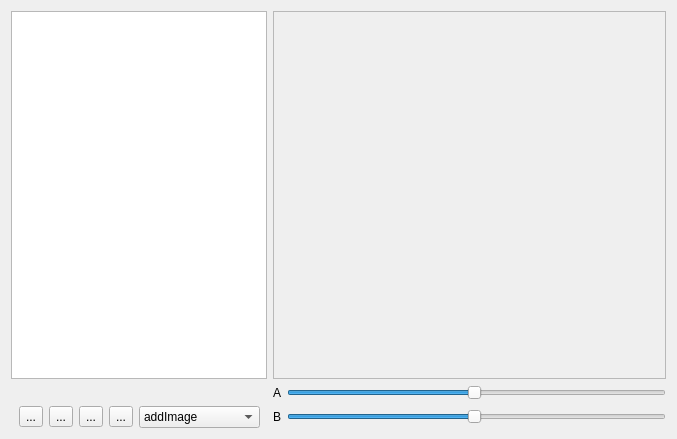
Old version of the form AIProject/dealview.ui in the repository huangatone/AI-C-PlusPlus-Qt.
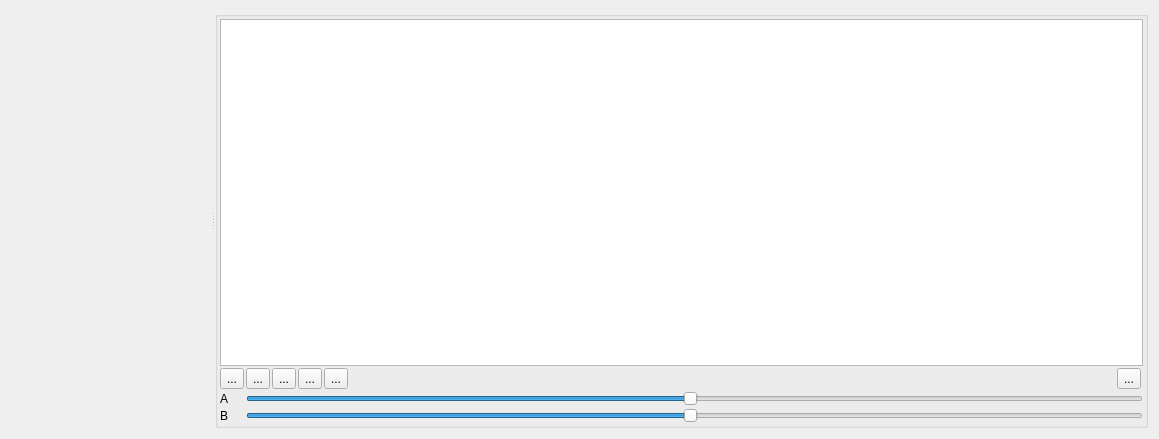
New version of the form. Icons and pictures are not drawn. Custom widgets are drawn as their Qt base class.

Patch:
```diff
--- a/AIProject/dealview.ui
+++ b/AIProject/dealview.ui
@@ -6,15 +6,60 @@
    <rect>
     <x>0</x>
     <y>0</y>
-    <width>677</width>
+    <width>1159</width>
     <height>439</height>
    </rect>
   </property>
   <property name="windowTitle">
    <string>Form</string>
   </property>
+  <layout class="QGridLayout" name="gridLayout_2">
+   <item row="0" column="0">
+    <widget class="QSplitter" name="splitter">
+     <property name="orientation">
+      <enum>Qt::Horizontal</enum>
+     </property>
+     <widget class="CVPictureView" name="cvpictureWidget" native="true">
+      <property name="sizePolicy">
+       <sizepolicy hsizetype="Preferred" vsizetype="Preferred">
+        <horstretch>0</horstretch>
+        <verstretch>0</verstretch>
+       </sizepolicy>
+      </property>
+      <property name="minimumSize">
+       <size>
+        <width>200</width>
+        <height>0</height>
+       </size>
+      </property>
+     </widget>
+     <widget class="QGroupBox" name="groupBox_2">
+      <property name="sizePolicy">
+       <sizepolicy hsizetype="Preferred" vsizetype="Preferred">
+        <horstretch>2</horstretch>
+        <verstretch>0</verstretch>
+       </sizepolicy>
+      </property>
+      <property name="title">
+       <string/>
+      </property>
   <layout class="QGridLayout" name="gridLayout">
-   <item row="3" column="8" colspan="3">
+       <property name="leftMargin">
+        <number>2</number>
+       </property>
+       <property name="topMargin">
+        <number>2</number>
+       </property>
+       <property name="rightMargin">
+        <number>2</number>
+       </property>
+       <property name="bottomMargin">
+        <number>2</number>
+       </property>
+       <property name="spacing">
+        <number>2</number>
+       </property>
+       <item row="5" column="1" colspan="7">
     <widget class="QSlider" name="horizontalSlider_2">
      <property name="minimum">
       <number>1</number>
@@ -30,36 +75,18 @@
      </property>
     </widget>
    </item>
-   <item row="3" column="5">
-    <widget class="QComboBox" name="comboBox">
-     <item>
+       <item row="1" column="3">
+        <widget class="QToolButton" name="btnRefresh">
       <property name="text">
-       <string>addImage</string>
-      </property>
-     </item>
-     <item>
-      <property name="text">
-       <string>Edge</string>
-      </property>
-     </item>
-     <item>
-      <property name="text">
-       <string>Seamless_Color</string>
-      </property>
-     </item>
-     <item>
-      <property name="text">
-       <string>Seamless_Mask</string>
-      </property>
-     </item>
-     <item>
-      <property name="text">
-       <string>New Item</string>
-      </property>
-     </item>
-    </widget>
-   </item>
-   <item row="0" column="0" rowspan="2" colspan="7">
+          <string>...</string>
+         </property>
+         <property name="icon">
+          <iconset resource="ai.qrc">
+           <normaloff>:/icon/file_refresh.png</normaloff>:/icon/file_refresh.png</iconset>
+         </property>
+        </widget>
+       </item>
+       <item row="0" column="0" colspan="8">
     <widget class="QListWidget" name="listWidget">
      <property name="minimumSize">
       <size>
@@ -69,8 +96,24 @@
      </property>
     </widget>
    </item>
-   <item row="3" column="3">
-    <widget class="QToolButton" name="btnRun">
+       <item row="4" column="1" colspan="7">
+        <widget class="QSlider" name="horizontalSlider">
+         <property name="minimum">
+          <number>1</number>
+         </property>
+         <property name="maximum">
+          <number>100</number>
+         </property>
+         <property name="value">
+          <number>50</number>
+         </property>
+         <property name="orientation">
+          <enum>Qt::Horizontal</enum>
+         </property>
+        </widget>
+       </item>
+       <item row="1" column="4">
+        <widget class="QToolButton" name="btnReset">
      <property name="text">
       <string>...</string>
      </property>
@@ -80,7 +123,28 @@
      </property>
     </widget>
    </item>
-   <item row="3" column="1">
+       <item row="1" column="0">
+        <widget class="QToolButton" name="btnAddFromTree">
+         <property name="text">
+          <string>...</string>
+         </property>
+         <property name="arrowType">
+          <enum>Qt::NoArrow</enum>
+         </property>
+        </widget>
+       </item>
+       <item row="1" column="2">
+        <widget class="QToolButton" name="btnDel">
+         <property name="text">
+          <string>...</string>
+         </property>
+         <property name="icon">
+          <iconset resource="ai.qrc">
+           <normaloff>:/icon/file_del.png</normaloff>:/icon/file_del.png</iconset>
+         </property>
+        </widget>
+       </item>
+       <item row="1" column="1">
     <widget class="QToolButton" name="btnAdd">
      <property name="text">
       <string>...</string>
@@ -91,48 +155,14 @@
      </property>
     </widget>
    </item>
-   <item row="3" column="7">
+       <item row="5" column="0">
     <widget class="QLabel" name="label_2">
      <property name="text">
       <string>B</string>
      </property>
     </widget>
    </item>
-   <item row="3" column="2">
-    <widget class="QToolButton" name="btnDel">
-     <property name="text">
-      <string>...</string>
-     </property>
-     <property name="icon">
-      <iconset resource="ai.qrc">
-       <normaloff>:/icon/file_del.png</normaloff>:/icon/file_del.png</iconset>
-     </property>
-    </widget>
-   </item>
-   <item row="2" column="0" colspan="6">
-    <widget class="QLabel" name="label_msg">
-     <property name="text">
-      <string/>
-     </property>
-    </widget>
-   </item>
-   <item row="2" column="8" colspan="3">
-    <widget class="QSlider" name="horizontalSlider">
-     <property name="minimum">
-      <number>1</number>
-     </property>
-     <property name="maximum">
-      <number>100</number>
-     </property>
-     <property name="value">
-      <number>50</number>
-     </property>
-     <property name="orientation">
-      <enum>Qt::Horizontal</enum>
-     </property>
-    </widget>
-   </item>
-   <item row="2" column="7">
+       <item row="4" column="0">
     <widget class="QLabel" name="label">
      <property name="sizePolicy">
       <sizepolicy hsizetype="Fixed" vsizetype="Preferred">
@@ -145,31 +175,8 @@
      </property>
     </widget>
    </item>
-   <item row="0" column="7" rowspan="2" colspan="4">
-    <widget class="QScrollArea" name="scrollArea">
-     <property name="sizePolicy">
-      <sizepolicy hsizetype="Expanding" vsizetype="Expanding">
-       <horstretch>3</horstretch>
-       <verstretch>0</verstretch>
-      </sizepolicy>
-     </property>
-     <property name="widgetResizable">
-      <bool>true</bool>
-     </property>
-     <widget class="QWidget" name="scrollAreaWidgetContents">
-      <property name="geometry">
-       <rect>
-        <x>0</x>
-        <y>0</y>
-        <width>300</width>
-        <height>341</height>
-       </rect>
-      </property>
-     </widget>
-    </widget>
-   </item>
-   <item row="3" column="4">
-    <widget class="QToolButton" name="btnRefresh">
+       <item row="1" column="6">
+        <widget class="QToolButton" name="btnRun">
      <property name="text">
       <string>...</string>
      </property>
@@ -179,8 +186,33 @@
      </property>
     </widget>
    </item>
-  </layout>
- </widget>
+       <item row="1" column="5">
+        <spacer name="horizontalSpacer">
+         <property name="orientation">
+          <enum>Qt::Horizontal</enum>
+         </property>
+         <property name="sizeHint" stdset="0">
+          <size>
+           <width>40</width>
+           <height>20</height>
+          </size>
+         </property>
+        </spacer>
+       </item>
+      </layout>
+     </widget>
+    </widget>
+   </item>
+  </layout>
+ </widget>
+ <customwidgets>
+  <customwidget>
+   <class>CVPictureView</class>
+   <extends>QWidget</extends>
+   <header>cvpictureview.h</header>
+   <container>1</container>
+  </customwidget>
+ </customwidgets>
  <resources>
   <include location="ai.qrc"/>
  </resources>
```
Left out of the diff: 4 changed lines with no effect on the pictures. Lines whose indentation alone changed are shown as unchanged.
